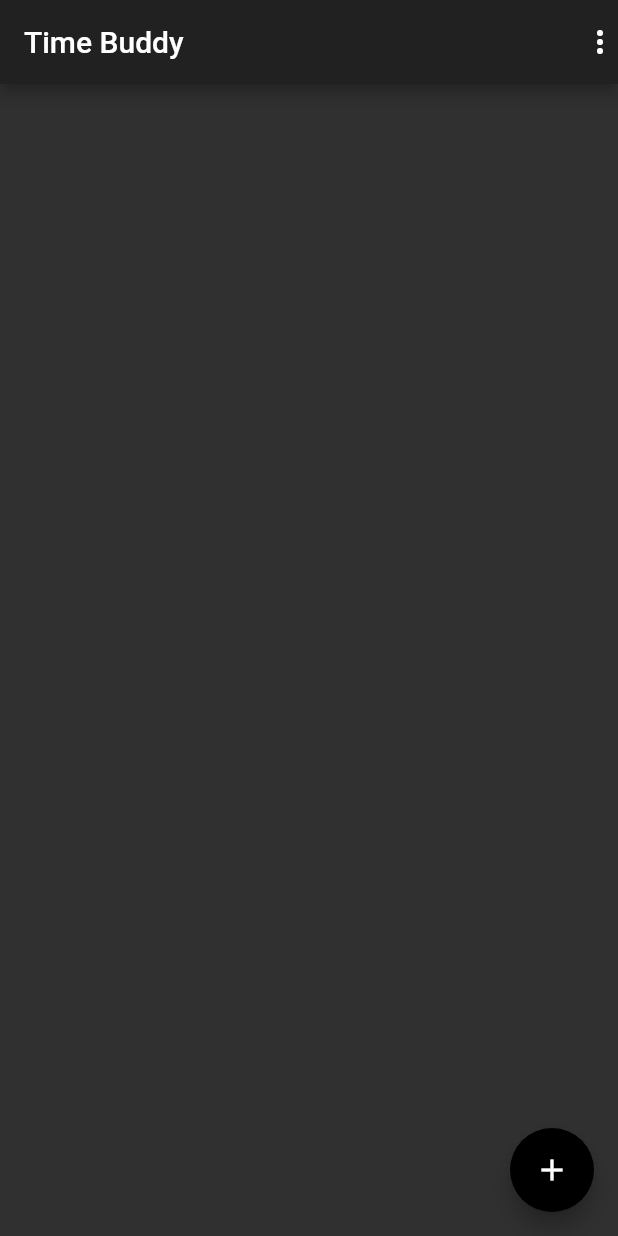
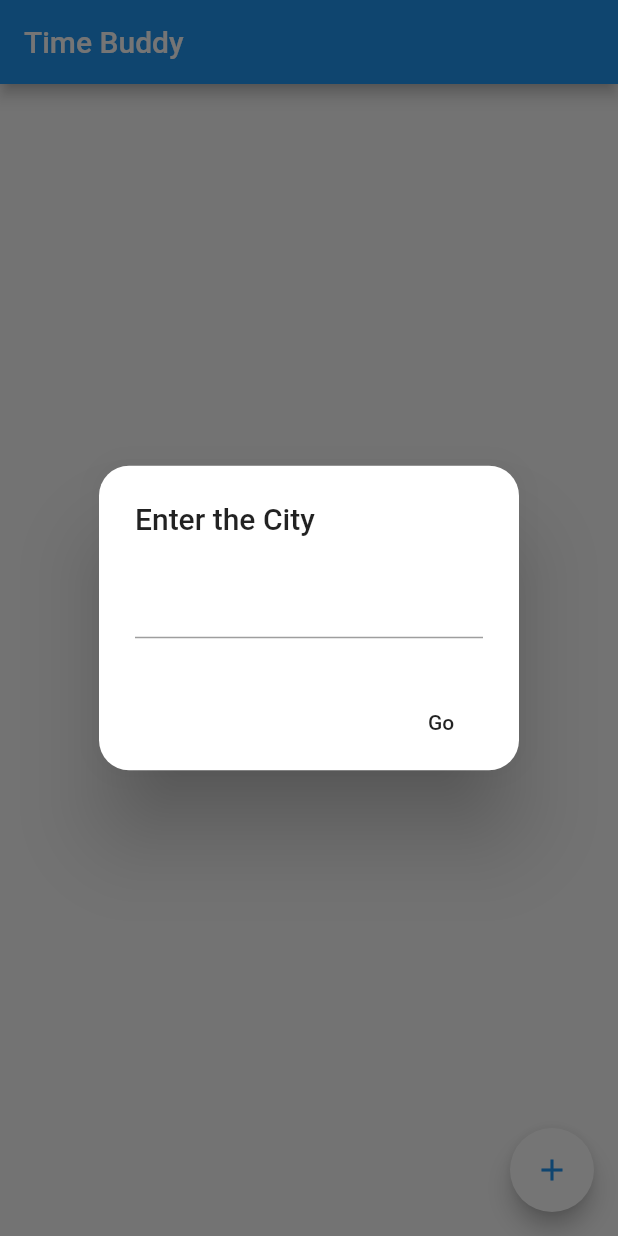
Before and after one commit to SakinaBoriwala21/timebuddy, a Flutter app: the screen it shows after launch, after a tap on the "add" icon, on a phone screen of 412 x 824 dp. Run offline on Flutter 3.47's test engine with Material 2 defaults, Android fonts, the phone set to English and light mode, and no system bars.

Commit message:
Final Submission Product
- a functional pretty app
- 5081 bytes
- upated ReadMe with a brief description and install instructions

```diff
--- a/lib/main.dart
+++ b/lib/main.dart
@@ -10,34 +10,146 @@ class MyApp extends StatefulWidget {
 }
 
 class _MyAppState extends State<MyApp> {
-  List<Widget> _timeZone = List();
-  List<String> cities = ['Delhi', 'New York', 'Riyadh'];
-  void _getTime() async {
+  final navigatorKey = GlobalKey<NavigatorState>();
+  List<String> cities = List();
+  List<int> _currentHour = List();
+  List<int> _currentMinute = List();
+
+  void _getTime(String city) async {
     Response response = await get(
-        'http://api.worldweatheronline.com/premium/v1/tz.ashx?key=08c098a78ebe41d89bf133723192703&q=Pune&format=json');
-    print(json.decode(response.body));
-    Map<String, dynamic> time = json.decode(response.body);
-    print(time['data']['time_zone'][0]['localtime']);
+        'http://api.worldweatheronline.com/premium/v1/tz.ashx?key=08c098a78ebe41d89bf133723192703&q=$city&format=json');
+    Map<String, dynamic> responseBody = Map();
+    responseBody = json.decode(response.body)['data'];
+    if (!responseBody.containsKey('error')) {
+      DateTime time = DateTime.parse(
+          json.decode(response.body)['data']['time_zone'][0]['localtime']);
+      int hour = time.hour;
+      int minute = time.minute;
+      setState(() {
+        _currentHour.add(hour);
+        _currentMinute.add(minute);
+        cities.add(city);
+      });
+    }
+  }
+
+  dynamic createAlertDialog() {
+    final context = navigatorKey.currentState.overlay.context;
+
+    TextEditingController customController = TextEditingController();
+    return showDialog(
+        context: context,
+        builder: (context) {
+          return AlertDialog(
+              title: Text('Enter the City'),
+              content: TextField(controller: customController),
+              actions: [
+                MaterialButton(
+                    elevation: 5.0,
+                    child: Text('Go'),
+                    onPressed: () {
+                      Navigator.of(context)
+                          .pop(customController.text.toString());
+                    })
+              ]);
+        });
+  }
+
+  List<Widget> _eachCell(int count, int index) {
+    List<Widget> cells = List();
+    for (int i = 0; i < count; i++) {
+      int hour = _currentHour[i] + index;
+      String minute = _currentMinute[i].toString();
+      cells.add(Padding(
+          padding: EdgeInsets.only(top: 75.0, bottom: 15),
+          child: Container(
+              padding: EdgeInsets.all(10.0),
+              color: Colors.white,
+              child: Text(
+                  hour <= 23
+                      ? hour.toString() + ':' + minute
+                      : (hour - 23).toString() + ':' + minute,
+                  style: TextStyle(color: Colors.black, fontSize: 20)))));
+    }
+    return cells;
+  }
+
+  List<Widget> _cityInfo() {
+    List<Widget> _eachCity = List();
+    for (int i = 0; i < cities.length; i++) {
+      _eachCity.add(Padding(
+          padding: EdgeInsets.only(bottom: 90.0, left: 20),
+          child:
+              Row(mainAxisAlignment: MainAxisAlignment.spaceBetween, children: [
+            Text(cities[i],
+                style: TextStyle(
+                    fontSize: 20,
+                    fontWeight: FontWeight.bold,
+                    color: Colors.blue)),
+            IconButton(
+                icon: Icon(Icons.delete),
+                onPressed: () {
+                  setState(() {
+                    cities.removeAt(i);
+                  });
+                })
+          ])));
+    }
+    return _eachCity;
+  }
+
+  Widget _timeZoneUsingListView() {
+    return Column(children: <Widget>[
+      Expanded(
+          child: ListView.builder(
+        scrollDirection: Axis.horizontal,
+        itemCount: 24,
+        itemBuilder: (BuildContext context, int index) {
+          return Column(children: _eachCell(cities.length, index));
+        }
+      ))
+    ]);
   }
 
   @override
   Widget build(BuildContext context) {
     return MaterialApp(
+      navigatorKey: navigatorKey,
       title: 'Time Buddy',
-      theme: ThemeData.dark(),
+      theme: ThemeData(
+          iconTheme: IconThemeData(color: Colors.blue),
+          dialogTheme: DialogTheme(
+              shape: RoundedRectangleBorder(
+                  borderRadius: BorderRadius.circular(20)))),
       home: Scaffold(
-        appBar: AppBar(
-          title: Text('Time Buddy'),
-          actions: <Widget>[Icon(Icons.more_vert)],
-        ),
-        body: Container(),
+        appBar: AppBar(title: Text('Time Buddy')),
+        body: Stack(children: <Widget>[
+          _timeZoneUsingListView(),
+          Column(children: _cityInfo()),
+          Padding(
+              padding: EdgeInsets.only(top: 75, left: 190),
+              child: Container(
+                decoration: BoxDecoration(
+                    borderRadius: BorderRadius.circular(15.0),
+                    border: Border.all(
+                        color: Colors.blue,
+                        width: 3,
+                        style: BorderStyle.solid)),
+                height: cities.length * 120.toDouble(),
+                width: cities.length == 0 ? 0 : 80.0,
+                padding: EdgeInsetsDirectional.only(top: 400.0),
+              ))
+        ]),
         floatingActionButton: FloatingActionButton(
-          onPressed: () {},
-          child: Icon(
-            Icons.add,
-            color: Colors.white,
-          ),
-          backgroundColor: Colors.black,
+          onPressed: () {
+            if (cities.length <= 3) {
+              createAlertDialog().then((city) {
+                _getTime(city);
+              });
+            }
+          },
+          child: Icon(Icons.add, color: Colors.blue),
+          backgroundColor: Colors.white,
         ),
       ),
     );
--- a/pubspec.yaml
+++ b/pubspec.yaml
@@ -1,4 +1,4 @@
-name: demo_app
+name: time_buddy
 description: A new Flutter project.
 
 # The following defines the version and build number for your application.
```
Also changed, not shown: 8 other files.
